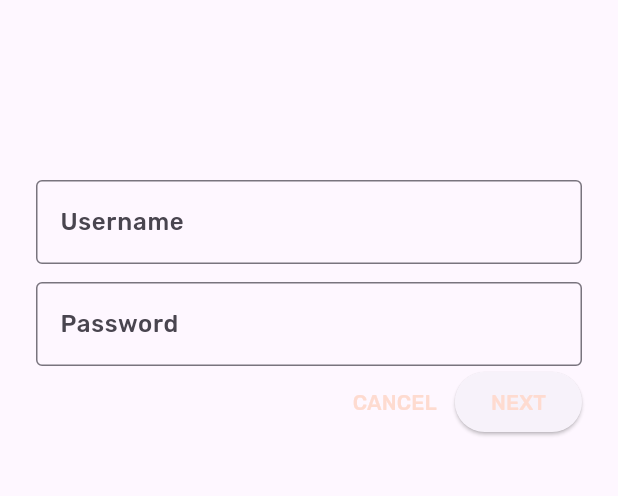
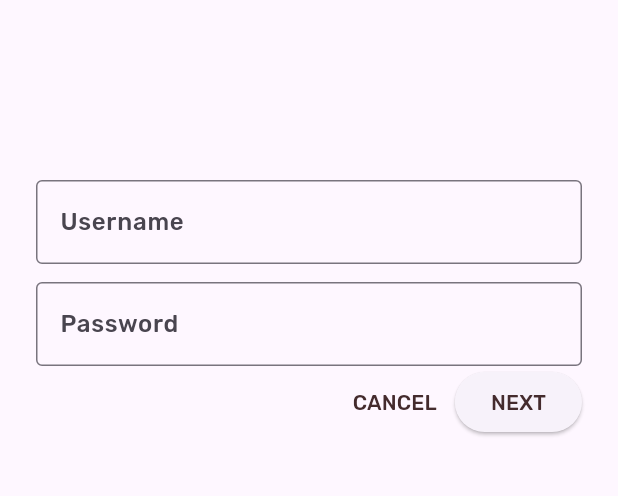
Before and after one commit to KayesAshfaQ/mdc_shrine_app, a Flutter app: the screen it shows after launch, on a phone screen of 412 x 824 dp, the part 243-739 px from its top. Run offline on Flutter 3.47's test engine with Material 3 defaults, Android fonts, the phone set to English and light mode, and no system bars.

Commit message:
chore: Update login page buttons style

```diff
--- a/lib/login.dart
+++ b/lib/login.dart
@@ -74,6 +74,9 @@ class _LoginPageState extends State<LoginPage> {
                     _usernameController.clear();
                     _passwordController.clear();
                   },
+                  style: TextButton.styleFrom(
+                    foregroundColor: Theme.of(context).colorScheme.secondary,
+                  ),
                 ),
                 ElevatedButton(
                   child: const Text('NEXT'),
@@ -81,6 +84,9 @@ class _LoginPageState extends State<LoginPage> {
                     // Show the next page
                     Navigator.pop(context);
                   },
+                  style: TextButton.styleFrom(
+                    foregroundColor: Theme.of(context).colorScheme.secondary,
+                  ),
                 ),
               ],
             ),
```
